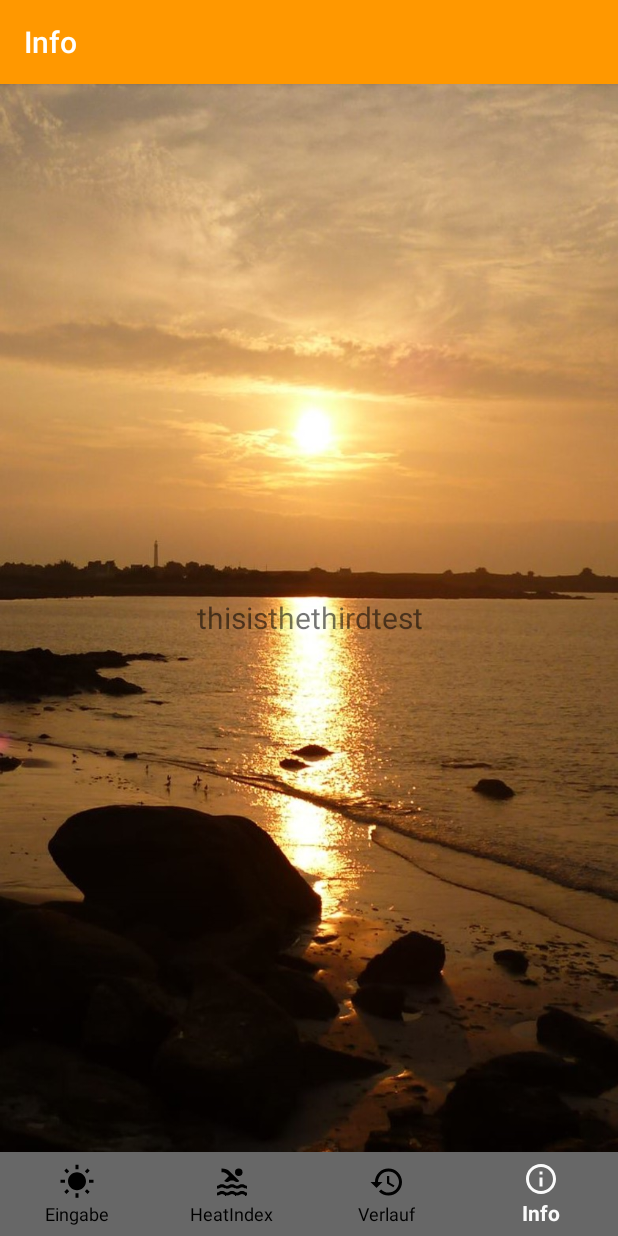
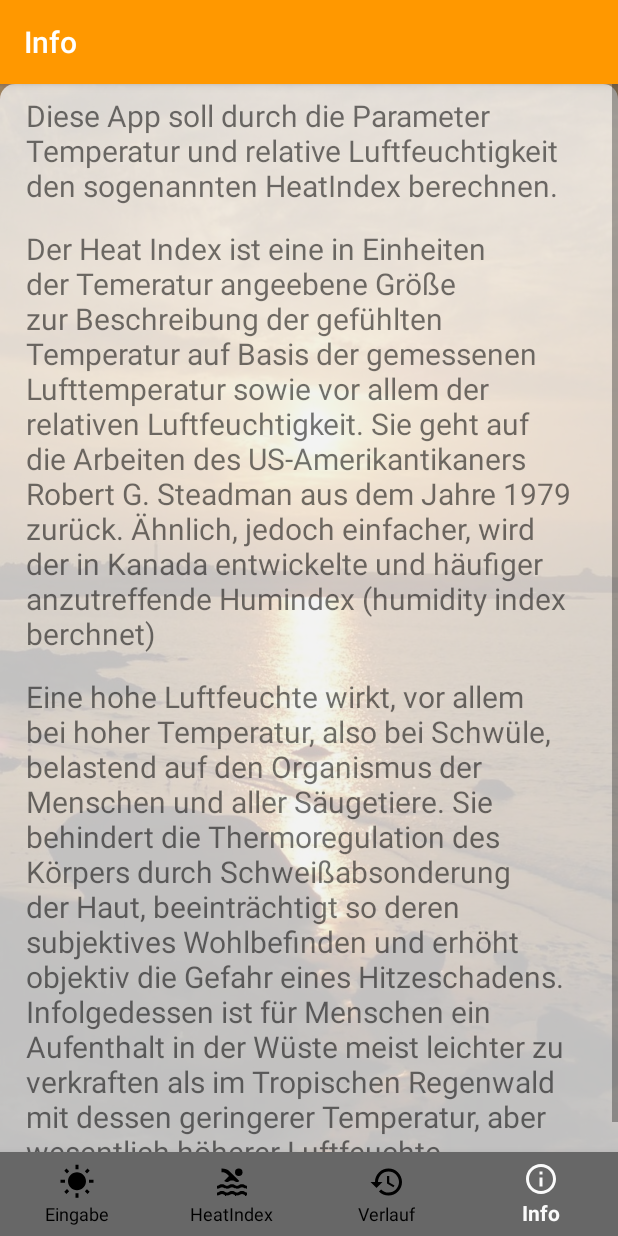
Before and after one commit to RagingLynx/Heat, an Android app: the screen it shows after launch (MainActivity), item 4 of the bottom bar chosen, on a phone screen of 412 x 824 dp. Run offline under Robolectric (Android 15) with nearby library versions, the phone set to English and light mode, and no system bars; our stand-ins replace Room's generated code.

Commit message:
Infoseite Datum angepasst Detail ausgabe angepasst

```diff
--- a/app/src/main/java/com/example/heat_index/DetailActivity.java
+++ b/app/src/main/java/com/example/heat_index/DetailActivity.java
@@ -29,7 +29,7 @@ public class DetailActivity extends AppCompatActivity {
         boolean isFahrenheit = extras.getBoolean("isFahrenheit");
 
         Date date = new Date(extras.getLong("date"));
-        SimpleDateFormat sdf = new SimpleDateFormat("dd/MM/yyyy \n hh:mm");
+        SimpleDateFormat sdf = new SimpleDateFormat("dd.MM.yyyy \n hh:mm");
         dateDetail.setText(("" + sdf.format(date)));
 
         tempDetail.setText((extras.getDouble("temp") + (isFahrenheit ? getString(R.string.f):
@@ -48,8 +48,8 @@ public class DetailActivity extends AppCompatActivity {
             if (heatIndex > 54) warnHinweis = getString(R.string.warnung_4);
             else if (heatIndex > 40) warnHinweis = getString(R.string.warnung_3);
             else if (heatIndex > 32) warnHinweis = getString(R.string.warnung_2);
-            else if (heatIndex > 27) warnHinweis = getString(R.string.warnung_1);
-            else heatIndexDetail.setText("");
+            else if (heatIndex >= 27) warnHinweis = getString(R.string.warnung_1);
+            else warnHinweis = "";
         }
         else{
             if (heatIndex > 130) warnHinweis = getString(R.string.warnung_4);
--- a/app/src/main/res/layout/fragment_info.xml
+++ b/app/src/main/res/layout/fragment_info.xml
@@ -8,11 +8,42 @@
     android:background="@drawable/bgn">
 
     <!-- TODO: Update blank fragment layout -->
-    <TextView
+
+    <ScrollView
         android:layout_width="match_parent"
         android:layout_height="match_parent"
-        android:text="thisisthethirdtest"
-        android:textSize="20dp"
-        android:gravity="center"/>
+        >
+        <LinearLayout
+            android:layout_width="match_parent"
+            android:layout_height="match_parent"
+            android:background="@drawable/verlauf_item_shape"
+            android:orientation="vertical">
 
+            <TextView
+                android:layout_width="match_parent"
+                android:layout_height="wrap_content"
+                android:text="@string/infoText1"
+                android:textSize="20dp"
+                android:gravity="left"
+                android:padding="7dp"
+                />
+
+            <TextView
+                android:layout_width="match_parent"
+                android:layout_height="wrap_content"
+                android:text="@string/infoText2"
+                android:textSize="20dp"
+                android:gravity="left"
+                android:padding="7dp"
+                />
+            <TextView
+                android:layout_width="match_parent"
+                android:layout_height="wrap_content"
+                android:text="@string/infoText3"
+                android:textSize="20dp"
+                android:gravity="left"
+                android:padding="7dp"
+                />
+        </LinearLayout>
+    </ScrollView>
 </FrameLayout>
--- a/app/src/main/res/values/colors.xml
+++ b/app/src/main/res/values/colors.xml
@@ -1,7 +1,7 @@
 <?xml version="1.0" encoding="utf-8"?>
 <resources>
     <color name="colorPrimary">#FF9800</color>
-    <color name="colorPrimaryDark">#00574B</color>
+    <color name="colorPrimaryDark">#CA7A00</color>
     <color name="colorAccent">#D81B60</color>
     <color name="white">#FAFAFA</color>
     <color name="transwhite">#CCF0F0F0</color>
--- a/app/src/main/res/values/strings.xml
+++ b/app/src/main/res/values/strings.xml
@@ -29,6 +29,22 @@
     <string name="warnung_3">Gefahr – Sonnenstich, Hitzekrampf und Hitzekollaps sind wahrscheinlich; Hitzschlag ist möglich.</string>
     <string name="warnung_4">Erhöhte Gefahr – Hitzschlag und Sonnenstich sind wahrscheinlich.</string>
 
+    <string name="infoText1">Diese App soll durch die Parameter Temperatur und relative Luftfeuchtigkeit den sogenannten HeatIndex berechnen.
+
+
+        </string>
+    <string name="infoText2">Der Heat Index ist eine in Einheiten der Temeratur angeebene Größe zur Beschreibung der
+        gefühlten Temperatur auf Basis der gemessenen Lufttemperatur sowie vor allem der relativen Luftfeuchtigkeit.
+        Sie geht auf die Arbeiten des US-Amerikantikaners Robert G. Steadman
+        aus dem Jahre 1979 zurück. Ähnlich, jedoch einfacher, wird der in Kanada entwickelte und häufiger anzutreffende Humindex (humidity index berchnet)</string>
+
+    <string name="infoText3">Eine hohe Luftfeuchte wirkt, vor allem bei hoher Temperatur, also bei Schwüle,
+        belastend auf den Organismus der Menschen und aller Säugetiere.
+        Sie behindert die Thermoregulation des Körpers durch Schweißabsonderung der Haut,
+        beeinträchtigt so deren subjektives Wohlbefinden und erhöht objektiv die Gefahr eines Hitzeschadens.
+        Infolgedessen ist für Menschen ein Aufenthalt in der Wüste meist leichter zu verkraften
+        als im Tropischen Regenwald mit dessen geringerer Temperatur, aber wesentlich höherer Luftfeuchte.</string>
+
 
 
 </resources>
```
Also changed, not shown: app/src/main/res/layout/fragment_eingabe.xml (+5 -2 lines).
